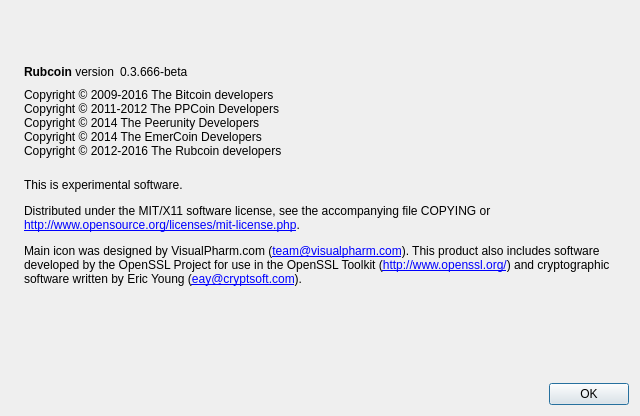
Before: the Qt Designer form src/qt/forms/aboutdialog.ui in rubcoindeveloper/rubcoin_old, drawn with Qt 5.
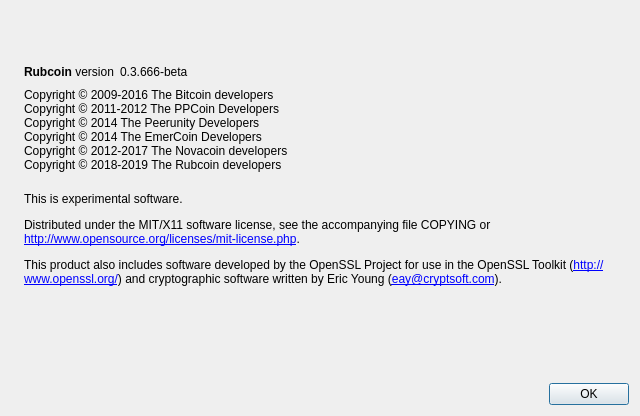
After: the same form once the commit is applied. Icons and pictures are not drawn.

Commit message: Updated locale files and license

Patch:
```diff
--- a/src/qt/forms/aboutdialog.ui
+++ b/src/qt/forms/aboutdialog.ui
@@ -98,7 +98,8 @@
 Copyright © 2011-2012 The PPCoin Developers
 Copyright © 2014 The Peerunity Developers
 Copyright © 2014 The EmerCoin Developers
-Copyright © 2012-2016 The Rubcoin developers</string>
+Copyright © 2012-2017 The Novacoin developers
+Copyright © 2018-2019 The Rubcoin developers</string>
        </property>
        <property name="textInteractionFlags">
         <set>Qt::LinksAccessibleByMouse|Qt::TextSelectableByKeyboard|Qt::TextSelectableByMouse</set>
@@ -111,7 +112,7 @@
         <cursorShape>IBeamCursor</cursorShape>
        </property>
        <property name="text">
-        <string>&lt;html&gt;&lt;head/&gt;&lt;body&gt;&lt;p&gt;&lt;br/&gt;This is experimental software.&lt;/p&gt;&lt;p&gt;Distributed under the MIT/X11 software license, see the accompanying file COPYING or &lt;br/&gt;&lt;a href=&quot;http://www.opensource.org/licenses/mit-license.php&quot;&gt;&lt;span style=&quot; text-decoration: underline; color:#0000ff;&quot;&gt;http://www.opensource.org/licenses/mit-license.php&lt;/span&gt;&lt;/a&gt;.&lt;/p&gt;&lt;p&gt;Main icon was designed by VisualPharm.com (&lt;a href=&quot;mailto:team@visualpharm.com&quot;&gt;&lt;span style=&quot; text-decoration: underline; color:#0000ff;&quot;&gt;team@visualpharm.com&lt;/span&gt;&lt;/a&gt;). This product also includes software developed by the OpenSSL Project for use in the OpenSSL Toolkit (&lt;a href=&quot;http://www.openssl.org/&quot;&gt;&lt;span style=&quot; text-decoration: underline; color:#0000ff;&quot;&gt;http://www.openssl.org/&lt;/span&gt;&lt;/a&gt;) and cryptographic software written by Eric Young (&lt;a href=&quot;mailto:eay@cryptsoft.com&quot;&gt;&lt;span style=&quot; text-decoration: underline; color:#0000ff;&quot;&gt;eay@cryptsoft.com&lt;/span&gt;&lt;/a&gt;).&lt;/p&gt;&lt;p&gt;&lt;br/&gt;&lt;/p&gt;&lt;/body&gt;&lt;/html&gt;</string>
+        <string>&lt;html&gt;&lt;head/&gt;&lt;body&gt;&lt;p&gt;&lt;br/&gt;This is experimental software.&lt;/p&gt;&lt;p&gt;Distributed under the MIT/X11 software license, see the accompanying file COPYING or &lt;br/&gt;&lt;a href=&quot;http://www.opensource.org/licenses/mit-license.php&quot;&gt;&lt;span style=&quot; text-decoration: underline; color:#0000ff;&quot;&gt;http://www.opensource.org/licenses/mit-license.php&lt;/span&gt;&lt;/a&gt;.&lt;/p&gt;&lt;p&gt;This product also includes software developed by the OpenSSL Project for use in the OpenSSL Toolkit (&lt;a href=&quot;http://www.openssl.org/&quot;&gt;&lt;span style=&quot; text-decoration: underline; color:#0000ff;&quot;&gt;http://www.openssl.org/&lt;/span&gt;&lt;/a&gt;) and cryptographic software written by Eric Young (&lt;a href=&quot;mailto:eay@cryptsoft.com&quot;&gt;&lt;span style=&quot; text-decoration: underline; color:#0000ff;&quot;&gt;eay@cryptsoft.com&lt;/span&gt;&lt;/a&gt;).&lt;/p&gt;&lt;p&gt;&lt;br/&gt;&lt;/p&gt;&lt;/body&gt;&lt;/html&gt;</string>
        </property>
        <property name="wordWrap">
         <bool>true</bool>
```
The commit also changes 10 other files.
